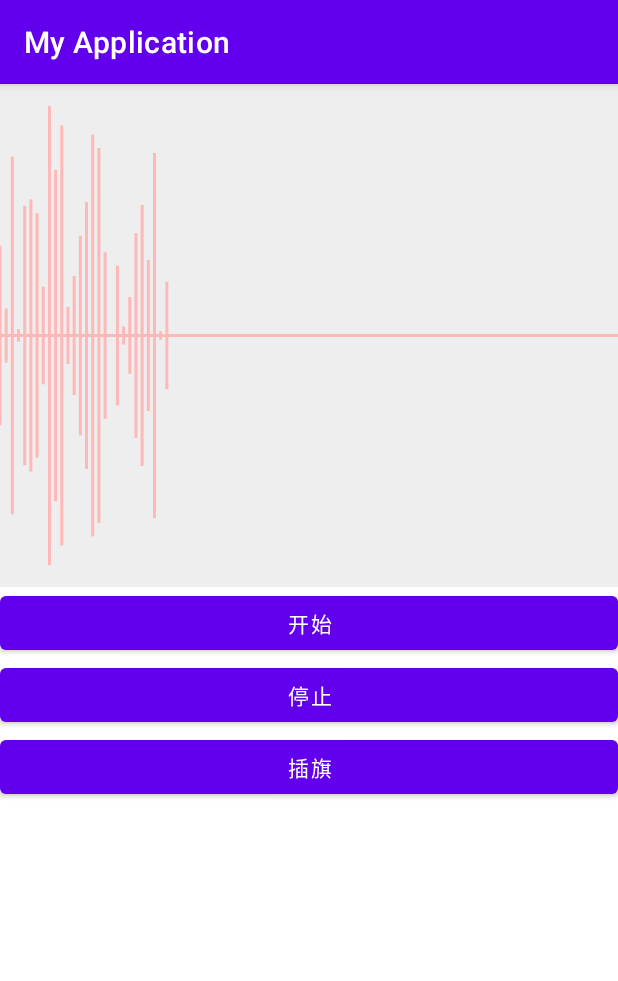
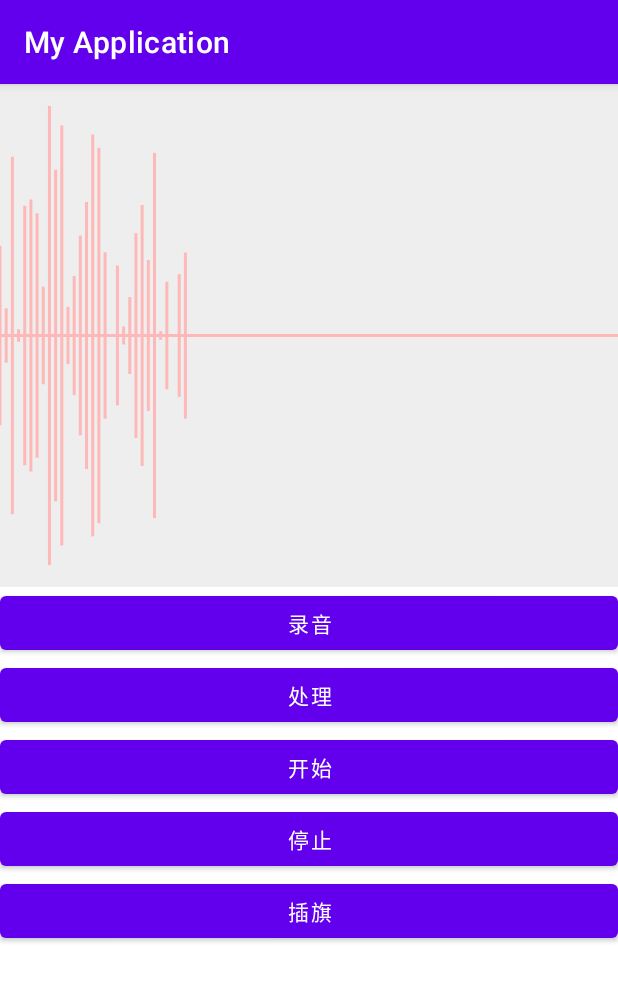
Before and after one commit to Dan-Yue/MyApplication, an Android app: the screen it shows after launch (MainActivity), after a tap on "开始", on a phone screen of 412 x 824 dp. Shown: the top 981 px of the screen. Run offline under Robolectric (Android 15) with nearby library versions, the phone set to English and light mode, and no system bars; 2 other taps on this screen came first.

Commit message:
自定义音波图-2

```diff
--- a/app/src/main/java/com/ybs/myapplication/MainActivity.kt
+++ b/app/src/main/java/com/ybs/myapplication/MainActivity.kt
@@ -1,23 +1,53 @@
 package com.ybs.myapplication
 
 import android.os.Bundle
+import android.view.View
 import android.widget.Button
 import androidx.appcompat.app.AppCompatActivity
 
 
 class MainActivity : AppCompatActivity() {
+
     override fun onCreate(savedInstanceState: Bundle?) {
         super.onCreate(savedInstanceState)
         setContentView(R.layout.activity_main)
-        val recorder = findViewById<RecorderWave>(R.id.recorder)
+        val recordingWave = findViewById<RecordingWave>(R.id.RecordingWave)
+        val recordedWave = findViewById<RecordedWave>(R.id.RecordedWave)
+        findViewById<Button>(R.id.recording).setOnClickListener {
+            recordingWave.stopAnimation()
+            recordingWave.visibility = View.VISIBLE
+            recordedWave.stopAnimation()
+            recordedWave.visibility = View.GONE
+        }
+        findViewById<Button>(R.id.recorded).setOnClickListener {
+            recordingWave.stopAnimation()
+            recordingWave.visibility = View.GONE
+            recordedWave.stopAnimation()
+            recordedWave.visibility = View.VISIBLE
+        }
         findViewById<Button>(R.id.start).setOnClickListener {
-            recorder.startAnimation()
+            if (recordingWave.visibility == View.VISIBLE) {
+                recordingWave.startAnimation()
+            }
+            if (recordedWave.visibility == View.VISIBLE) {
+                recordedWave.startAnimation()
+            }
         }
         findViewById<Button>(R.id.stop).setOnClickListener {
-            recorder.stopAnimation()
+            if (recordingWave.visibility == View.VISIBLE) {
+                recordingWave.stopAnimation()
+            }
+            if (recordedWave.visibility == View.VISIBLE) {
+                recordedWave.stopAnimation()
+            }
         }
         findViewById<Button>(R.id.flag).setOnClickListener {
-            recorder.setFlag()
+            if (recordingWave.visibility == View.VISIBLE) {
+                recordingWave.setFlag()
+            }
+            if (recordedWave.visibility == View.VISIBLE) {
+                recordedWave.setFlag()
+            }
         }
     }
 }
--- /dev/null
+++ b/app/src/main/java/com/ybs/myapplication/RecordedWave.kt
@@ -0,0 +1,195 @@
+package com.ybs.myapplication
+
+import android.content.Context
+import android.content.res.TypedArray
+import android.graphics.Canvas
+import android.graphics.Color
+import android.graphics.Paint
+import android.graphics.Path
+import android.util.AttributeSet
+import android.view.View
+import java.util.*
+
+
+/**
+ * Created by DanYue on 2022/6/7 14:23.
+ */
+class RecordedWave(context: Context, attrs: AttributeSet?, defStyleAttr: Int) :
+    View(context, attrs, defStyleAttr) {
+
+    private var defaultSize = 0
+
+    //音波图线条的个数
+    private val count = 100
+
+    //音波图运动一个屏幕宽度需要的时间
+    private val time = 10000L
+
+    //音量值列表
+    private val data = mutableListOf<Float>()
+
+    //定时器，用来形成音波图的变化
+    private var timer: Timer? = null
+
+    //旗子插入的地方，列表形式，内容为音量值列表的下标
+    private val flag = mutableListOf<Int>()
+
+    //旗子的高度
+    private val flagHeight = 32f
+
+    //旗子的宽度
+    private val flagWidth = 50f
+
+    //画布
+    private var canvas = Canvas()
+
+    //用来记录上次插旗时间戳
+    private var minTimeTag = 0L
+
+    //插旗的最小时间间隔，不允许快速连续插旗
+    private val minTimeInterval = 1000L
+
+    //绘制音波图的画笔
+    private val paint by lazy {
+        Paint().also {
+            it.strokeWidth = 3f
+            it.color = Color.parseColor("#FFB8B8")
+        }
+    }
+
+    //绘制旗子的画笔
+    private val flagPaint by lazy {
+        Paint().also {
+            it.strokeWidth = 3f
+            it.color = Color.parseColor("#8EB7FF")
+        }
+    }
+
+    //绘制旗子上数字的画笔
+    private val textPaint by lazy {
+        Paint(Paint.ANTI_ALIAS_FLAG).also {
+            it.textAlign = Paint.Align.CENTER
+            it.color = Color.WHITE
+            it.textSize = 24f
+            it.isFakeBoldText = true
+        }
+    }
+
+    init {
+        val a: TypedArray = context.obtainStyledAttributes(attrs, R.styleable.RecorderWave)
+        defaultSize = a.getDimensionPixelSize(R.styleable.RecorderWave_default_size, 100)
+        a.recycle()
+    }
+
+    constructor(context: Context) : this(context, null, 0)
+
+    constructor(context: Context, attrs: AttributeSet?) : this(context, attrs, 0)
+
+    override fun onDraw(canvas: Canvas) {
+        super.onDraw(canvas)
+        this.canvas = canvas
+        drawView()
+    }
+
+    /**
+     * 绘制视图
+     */
+    private fun drawView() {
+        val h = height / 2f
+        val w = width * 1f
+        canvas.drawLine(0f, h, w, h, paint)
+        val end = data.size
+        val start = if (end < count) 0 else end - count
+        val flagDrawList = mutableListOf<Pair<Float, Int>>()
+        //绘制音波线
+        for (i in start until end) {
+            val volume = data[i] * h
+            val x = (i - start) * w / count
+            canvas.drawLine(x, h, x, h + volume, paint)
+            canvas.drawLine(x, h - volume, x, h, paint)
+            if (flag.contains(i)) {
+                flagDrawList.add(Pair(x, flag.indexOf(i)))
+            }
+        }
+        //绘制标志旗
+        flagDrawList.forEach {
+            drawFlag(it.first, it.second + 1, h)
+        }
+    }
+
+    /**
+     * 绘制旗子
+     *
+     * @param x 中心点x坐标
+     * @param i 旗子上的数字
+     * @param h 视图的半高，用以确定旗子的y坐标
+     */
+    private fun drawFlag(x: Float, i: Int, h: Float) {
+        val flagPath = Path()
+        val flagViewHeight = h / 4
+        flagPath.moveTo(x, flagViewHeight)
+        flagPath.lineTo(x + flagWidth, flagViewHeight)
+        flagPath.lineTo(x + flagWidth, flagViewHeight + flagHeight)
+        flagPath.lineTo(x, flagViewHeight + flagHeight)
+        flagPath.close()
+        canvas.drawPath(flagPath, flagPaint)
+        canvas.drawLine(x, flagViewHeight, x, h * 2, flagPaint)
+        val baseLineY = getBaseLineY(textPaint, flagViewHeight + (flagHeight / 2))
+        canvas.drawText(i.toString(), x + (flagWidth / 2), baseLineY, textPaint)
+    }
+
+    /**
+     * 计算基线坐标
+     *
+     * @param paint 画笔，其粗细、字体大小等会影响到计算基线
+     * @param centerY 中心点Y坐标
+     */
+    private fun getBaseLineY(paint: Paint, centerY: Float): Float {
+        val fontMetrics = paint.fontMetrics
+        return centerY + (fontMetrics.descent - fontMetrics.ascent) / 2 - fontMetrics.descent
+    }
+
+    /**
+     * 插入音量值方法
+     */
+    fun setVolume() {
+        val volume = (0..1000).random() / 1000f - 0.03f
+        data.add(volume)
+    }
+
+    /**
+     * 启动动画
+     */
+    fun startAnimation() {
+        if (timer == null) {
+            val timerTask = object : TimerTask() {
+                override fun run() {
+                    setVolume()
+                    postInvalidate()
+                }
+            }
+            timer = Timer()
+            timer?.schedule(timerTask, 0, time / count)
+        }
+    }
+
+    /**
+     * 停止动画
+     */
+    fun stopAnimation() {
+        timer?.cancel()
+        timer = null
+    }
+
+    /**
+     * 插入标记旗
+     */
+    fun setFlag() {
+        val time = System.currentTimeMillis()
+        if (time - minTimeTag > minTimeInterval) {
+            minTimeTag = time
+            flag.add(data.size - 1)
+        }
+    }
+
+}
--- a/app/src/main/java/com/ybs/myapplication/RecorderWave.kt
+++ b/app/src/main/java/com/ybs/myapplication/RecordingWave.kt
@@ -1,7 +1,6 @@
 package com.ybs.myapplication
 
 import android.content.Context
-import android.content.res.TypedArray
 import android.graphics.Canvas
 import android.graphics.Color
 import android.graphics.Paint
@@ -14,10 +13,8 @@ import java.util.*
 /**
  * Created by DanYue on 2022/6/7 14:23.
  */
-class RecorderWave(context: Context, attrs: AttributeSet?, defStyleAttr: Int) :
+class RecordingWave(context: Context, attrs: AttributeSet?, defStyleAttr: Int) :
     View(context, attrs, defStyleAttr) {
-
-    private var defaultSize = 0
 
     //音波图线条的个数
     private val count = 100
@@ -73,12 +70,6 @@ class RecorderWave(context: Context, attrs: AttributeSet?, defStyleAttr: Int) :
             it.textSize = 24f
             it.isFakeBoldText = true
         }
-    }
-
-    init {
-        val a: TypedArray = context.obtainStyledAttributes(attrs, R.styleable.RecorderWave)
-        defaultSize = a.getDimensionPixelSize(R.styleable.RecorderWave_default_size, 100)
-        a.recycle()
     }
 
     constructor(context: Context) : this(context, null, 0)
@@ -139,6 +130,25 @@ class RecorderWave(context: Context, attrs: AttributeSet?, defStyleAttr: Int) :
     }
 
     /**
+     * 计算基线坐标
+     *
+     * @param paint 画笔，其粗细、字体大小等会影响到计算基线
+     * @param centerY 中心点Y坐标
+     */
+    private fun getBaseLineY(paint: Paint, centerY: Float): Float {
+        val fontMetrics = paint.fontMetrics
+        return centerY + (fontMetrics.descent - fontMetrics.ascent) / 2 - fontMetrics.descent
+    }
+
+    /**
+     * 插入音量值方法
+     */
+    fun setVolume() {
+        val volume = (0..1000).random() / 1000f - 0.03f
+        data.add(volume)
+    }
+
+    /**
      * 启动动画
      */
     fun startAnimation() {
@@ -162,16 +172,6 @@ class RecorderWave(context: Context, attrs: AttributeSet?, defStyleAttr: Int) :
         timer = null
     }
 
-
-    /**
-     * 插入音量值方法
-     */
-    fun setVolume() {
-        val volume = (0..1000).random() / 1000f - 0.03f
-        data.add(volume)
-    }
-
-
     /**
      * 插入标记旗
      */
@@ -183,16 +183,4 @@ class RecorderWave(context: Context, attrs: AttributeSet?, defStyleAttr: Int) :
         }
     }
 
-
-    /**
-     * 计算基线坐标
-     *
-     * @param paint 画笔，其粗细、字体大小等会影响到计算基线
-     * @param centerY 中心点Y坐标
-     */
-    private fun getBaseLineY(paint: Paint, centerY: Float): Float {
-        val fontMetrics = paint.fontMetrics
-        return centerY + (fontMetrics.descent - fontMetrics.ascent) / 2 - fontMetrics.descent
-    }
-
 }
--- a/app/src/main/res/layout/activity_main.xml
+++ b/app/src/main/res/layout/activity_main.xml
@@ -5,13 +5,32 @@
     android:layout_height="match_parent"
     android:orientation="vertical">
 
-
-    <com.ybs.myapplication.RecorderWave
-        android:id="@+id/recorder"
+    <com.ybs.myapplication.RecordedWave
+        android:visibility="gone"
+        android:id="@+id/RecordedWave"
         android:layout_width="match_parent"
         android:layout_height="335dp"
         android:background="@color/hui"
         hc:default_size="335dp" />
+
+    <com.ybs.myapplication.RecordingWave
+        android:visibility="gone"
+        android:id="@+id/RecordingWave"
+        android:layout_width="match_parent"
+        android:layout_height="335dp"
+        android:background="@color/hui" />
+
+    <Button
+        android:id="@+id/recording"
+        android:layout_width="match_parent"
+        android:layout_height="wrap_content"
+        android:text="录音"/>
+
+    <Button
+        android:id="@+id/recorded"
+        android:layout_width="match_parent"
+        android:layout_height="wrap_content"
+        android:text="处理"/>
 
     <Button
         android:id="@+id/start"
```
